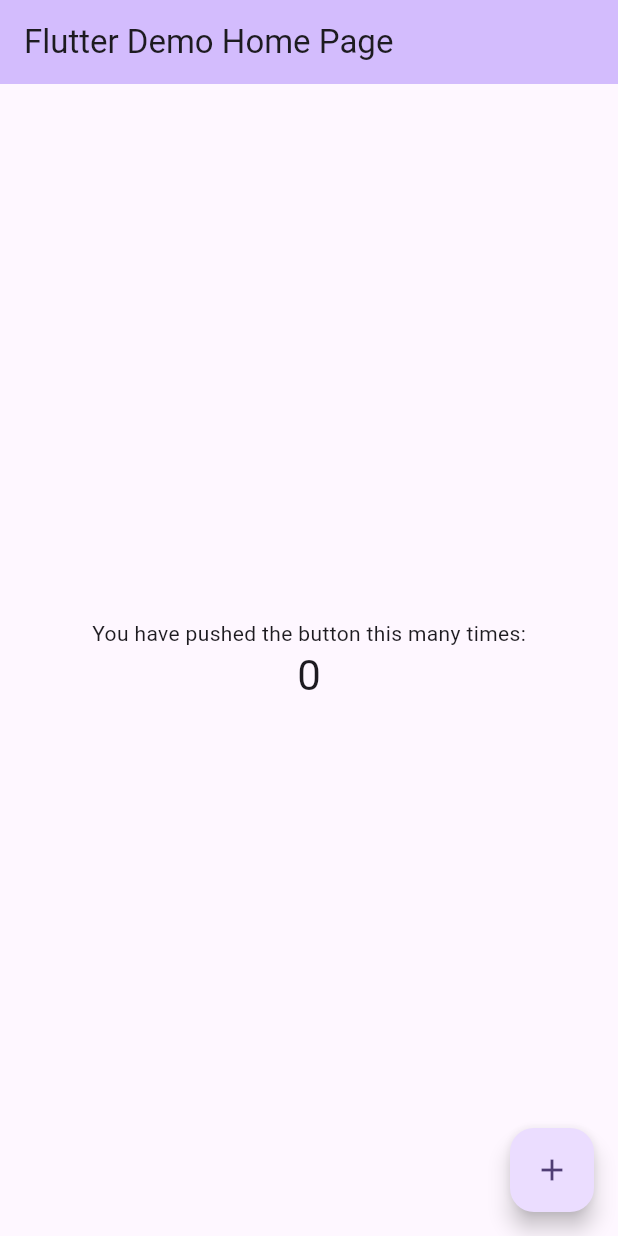
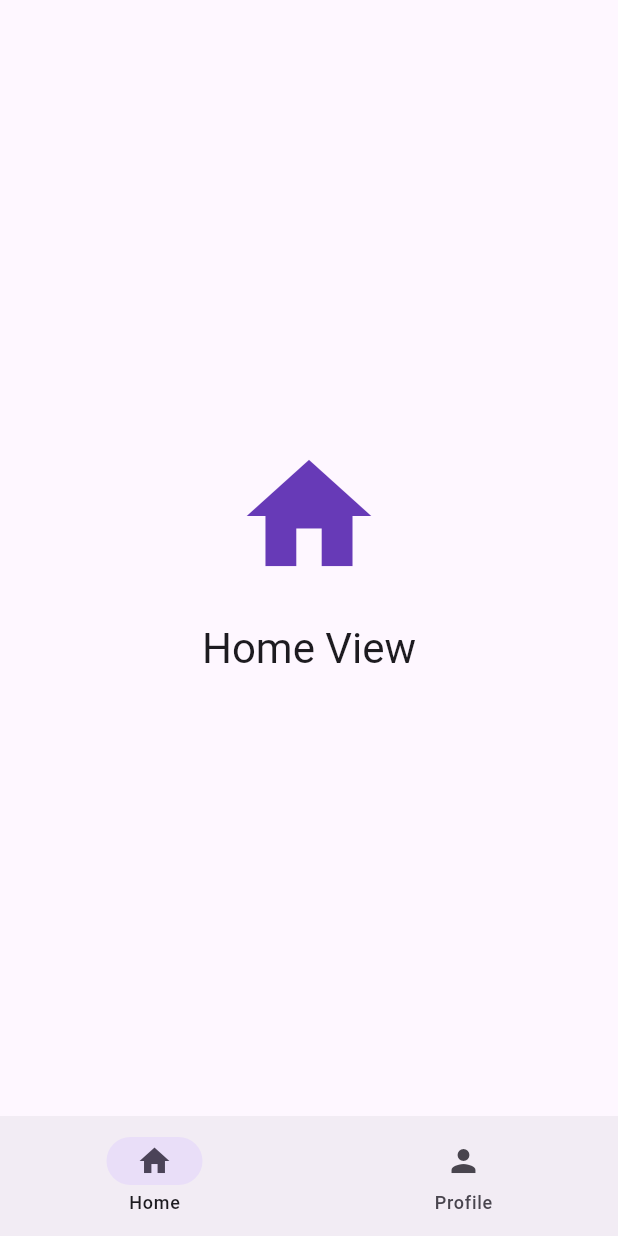
Before and after one commit to orjtor/HFL25-2-Flutter, a Flutter app: the screen it shows after launch, on a phone screen of 412 x 824 dp. Run offline on Flutter 3.47's test engine with Material 3 defaults, Android fonts, the light colour scheme and no system bars; our stand-ins replace go_router.

Commit message:
Implement navigation with GoRouter and add Home and Profile views

```diff
--- a/v04_navigation/lib/main.dart
+++ b/v04_navigation/lib/main.dart
@@ -2,36 +2,132 @@ import 'package:flutter/material.dart';
 import 'package:go_router/go_router.dart';
 
 void main() {
-  runApp(const MyApp());
+  runApp(MyApp());
 }
 
 class MyApp extends StatelessWidget {
-  const MyApp({super.key});
+  MyApp({super.key});
+  final _router = GoRouter(
+    initialLocation: '/home',
+    routes: [
+      ShellRoute(
+        builder: (context, state, child) {
+          return RootNavigation(child: child);
+        },
+        routes: [
+          GoRoute(
+            path: '/home',
+            name: 'home',
+            builder: (context, state) => const HomeView(),
+          ),
+          GoRoute(
+            path: '/profile',
+            name: 'profile',
+            builder: (context, state) => const ProfileView(),
+          ),
+        ],
+      ),
+    ],
+  );
 
   // This widget is the root of your application.
   @override
   Widget build(BuildContext context) {
-    return MaterialApp(
-      title: 'Flutter Demo',
+    return MaterialApp.router(
+      title: 'Flutter Navigation Demo',
       theme: ThemeData(
         colorScheme: ColorScheme.fromSeed(seedColor: Colors.deepPurple),
+        useMaterial3: true,
       ),
-      home: const MyHomePage(title: 'Flutter Demo Home Page'),
+      routerConfig: _router,
+    );
+  }
+}
+
+class RootNavigation extends StatelessWidget {
+  final Widget child;
+  const RootNavigation({super.key, required this.child});
+
+  @override
+  Widget build(BuildContext context) {
+    final location = GoRouterState.of(context).uri.toString();
+    int currentIndex = 0;
+    if (location.startsWith('/profile')) {
+      currentIndex = 1;
+    }
+
+    return Scaffold(
+      body: child,
+      bottomNavigationBar: NavigationBar(
+        selectedIndex: currentIndex,
+        onDestinationSelected: (index) {
+          switch (index) {
+            case 0:
+              context.goNamed('home');
+              break;
+            case 1:
+              context.goNamed('profile');
+              break;
+          }
+        },
+        destinations: const [
+          NavigationDestination(icon: Icon(Icons.home), label: 'Home'),
+          NavigationDestination(icon: Icon(Icons.person), label: 'Profile'),
+        ],
+      ),
+    );
+  }
+}
+
+class HomeView extends StatefulWidget {
+  const HomeView({super.key});
+  @override
+  State<HomeView> createState() => _HomeViewState();
+}
+
+class _HomeViewState extends State<HomeView> {
+  @override
+  Widget build(BuildContext context) {
+    return Center(
+      child: Column(
+        mainAxisAlignment: MainAxisAlignment.center,
+        children: [
+          const Icon(Icons.home, size: 100, color: Colors.deepPurple),
+          const SizedBox(height: 20),
+          Text('Home View', style: Theme.of(context).textTheme.headlineMedium),
+        ],
+      ),
+    );
+  }
+}
+
+class ProfileView extends StatefulWidget {
+  const ProfileView({super.key});
+  @override
+  State<ProfileView> createState() => _ProfileViewState();
+}
+
+class _ProfileViewState extends State<ProfileView> {
+  @override
+  Widget build(BuildContext context) {
+    return Center(
+      child: Column(
+        mainAxisAlignment: MainAxisAlignment.center,
+        children: [
+          const Icon(Icons.person, size: 100, color: Colors.deepPurple),
+          const SizedBox(height: 20),
+          Text(
+            'Profile View',
+            style: Theme.of(context).textTheme.headlineMedium,
+          ),
+        ],
+      ),
     );
   }
 }
 
 class MyHomePage extends StatefulWidget {
   const MyHomePage({super.key, required this.title});
-
-  // This widget is the home page of your application. It is stateful, meaning
-  // that it has a State object (defined below) that contains fields that affect
-  // how it looks.
-
-  // This class is the configuration for the state. It holds the values (in this
-  // case the title) provided by the parent (in this case the App widget) and
-  // used by the build method of the State. Fields in a Widget subclass are
-  // always marked "final".
 
   final String title;
 
```
